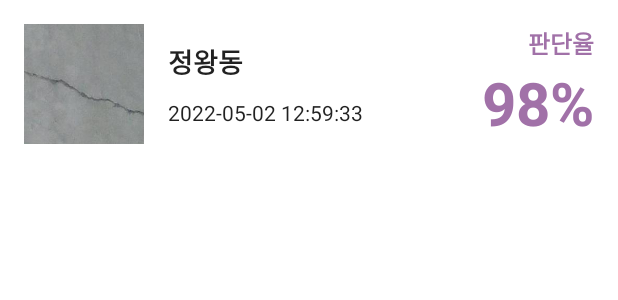
After one commit to tentenacy/crack-notifier, an Android app: the layout item_crack.xml on its own in the app's theme, with its tools: preview values and no code run, on a phone screen of 412 x 824 dp. The commit adds this screen. Shown: the top 300 px of the screen. Run offline under Robolectric (Android 15) with nearby library versions, the phone set to English and light mode, and no system bars.

Commit message:
design(android): cracks

```diff
--- /dev/null
+++ b/android/app/src/main/res/layout/item_crack.xml
@@ -0,0 +1,92 @@
+<?xml version="1.0" encoding="utf-8"?>
+<layout xmlns:app="http://schemas.android.com/apk/res-auto"
+    xmlns:android="http://schemas.android.com/apk/res/android"
+    xmlns:tools="http://schemas.android.com/tools">
+
+    <data>
+
+        <variable
+            name="region"
+            type="String" />
+
+        <variable
+            name="createdAt"
+            type="String" />
+
+        <variable
+            name="accuracy"
+            type="String" />
+    </data>
+
+    <androidx.constraintlayout.widget.ConstraintLayout
+        android:id="@+id/constraint_icracks_container"
+        android:layout_width="match_parent"
+        android:layout_height="wrap_content"
+        android:padding="16dp">
+
+        <ImageView
+            android:id="@+id/image_icracks_thumbnail"
+            android:layout_width="80dp"
+            android:layout_height="80dp"
+            app:layout_constraintStart_toStartOf="parent"
+            app:layout_constraintBottom_toBottomOf="parent"
+            app:layout_constraintTop_toTopOf="parent"
+            tools:src="@drawable/sample_crack" />
+
+        <TextView
+            android:id="@+id/text_icrack_region"
+            android:layout_width="0dp"
+            android:layout_height="wrap_content"
+            android:layout_marginHorizontal="16dp"
+            android:textColor="@color/primaryTextColor"
+            android:textSize="18sp"
+            android:textStyle="bold"
+            android:maxLines="1"
+            android:text="@{region}"
+            app:layout_constraintBottom_toTopOf="@id/text_icrack_at"
+            app:layout_constraintEnd_toStartOf="@+id/text_icrack_accuracy"
+            app:layout_constraintStart_toEndOf="@id/image_icracks_thumbnail"
+            app:layout_constraintTop_toTopOf="parent"
+            tools:text="정왕동" />
+
+        <TextView
+            android:id="@+id/text_icrack_at"
+            android:layout_width="0dp"
+            android:layout_height="wrap_content"
+            android:textColor="@color/primaryTextColor"
+            android:textSize="14sp"
+            android:maxLines="1"
+            android:text="@{createdAt}"
+            app:layout_constraintBottom_toBottomOf="parent"
+            app:layout_constraintEnd_toEndOf="@+id/text_icrack_region"
+            app:layout_constraintStart_toStartOf="@+id/text_icrack_region"
+            app:layout_constraintTop_toBottomOf="@id/text_icrack_region"
+            tools:text="2022-05-02 12:59:33" />
+
+        <TextView
+            android:id="@+id/text_icrack_label_accuracy"
+            android:layout_width="wrap_content"
+            android:layout_height="wrap_content"
+            android:text="판단율"
+            android:textColor="@color/palette_1"
+            android:textSize="16sp"
+            android:textStyle="bold"
+            app:layout_constraintBottom_toTopOf="@+id/text_icrack_accuracy"
+            app:layout_constraintEnd_toEndOf="@+id/text_icrack_accuracy"
+            app:layout_constraintTop_toTopOf="parent" />
+
+        <TextView
+            android:id="@+id/text_icrack_accuracy"
+            android:layout_width="wrap_content"
+            android:layout_height="wrap_content"
+            android:textColor="@color/palette_1"
+            android:textSize="40dp"
+            android:textStyle="bold"
+            android:text='@{accuracy+"%"}'
+            app:layout_constraintBottom_toBottomOf="parent"
+            app:layout_constraintEnd_toEndOf="parent"
+            app:layout_constraintTop_toBottomOf="@id/text_icrack_label_accuracy"
+            tools:text="98%" />
+
+    </androidx.constraintlayout.widget.ConstraintLayout>
+</layout>
--- a/android/app/src/main/res/navigation/navigation_main.xml
+++ b/android/app/src/main/res/navigation/navigation_main.xml
@@ -45,7 +45,11 @@
     <fragment
         android:id="@+id/crackFragment"
         android:name="com.tenutz.cracknotifier.ui.crack.CrackFragment"
-        android:label="CrackFragment" />
+        android:label="CrackFragment" >
+        <argument
+            android:name="id"
+            app:argType="integer" />
+    </fragment>
     <fragment
         android:id="@+id/emailLoginFragment"
         android:name="com.tenutz.cracknotifier.ui.emaillogin.EmailLoginFragment"
```
Also changed, not shown: android/app/src/main/java/com/tenutz/cracknotifier/ui/root/cracks/CracksFragment.kt (+29 -1 lines), android/app/src/main/java/com/tenutz/cracknotifier/ui/root/cracks/CracksViewModel.kt (+22 -0 lines), android/app/src/main/java/com/tenutz/cracknotifier/ui/root/cracks/TempCracksAdapter.kt (added, +54 -0 lines), android/app/src/main/java/com/tenutz/cracknotifier/util/DimenUtil.kt (added, +15 -0 lines), android/app/src/main/java/com/tenutz/cracknotifier/util/dummy/Dummies.kt (added, +85 -0 lines), android/app/src/main/res/drawable/sample_crack.jpg (added).
